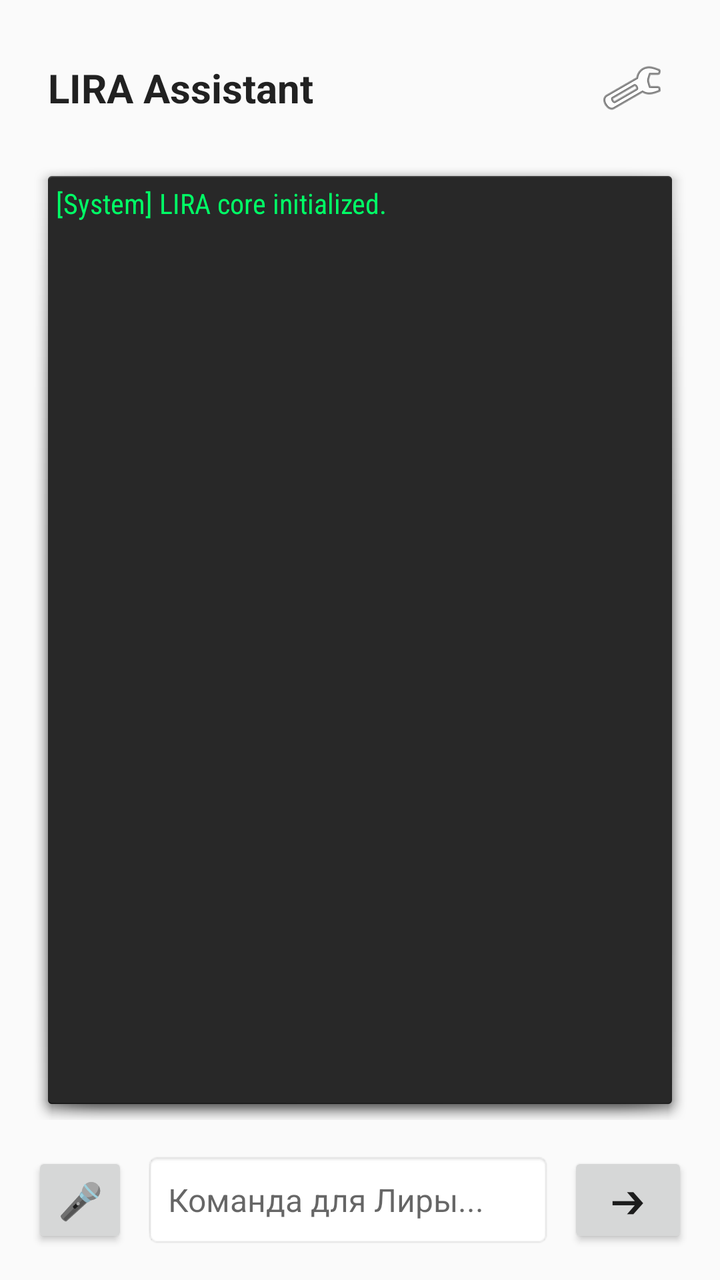
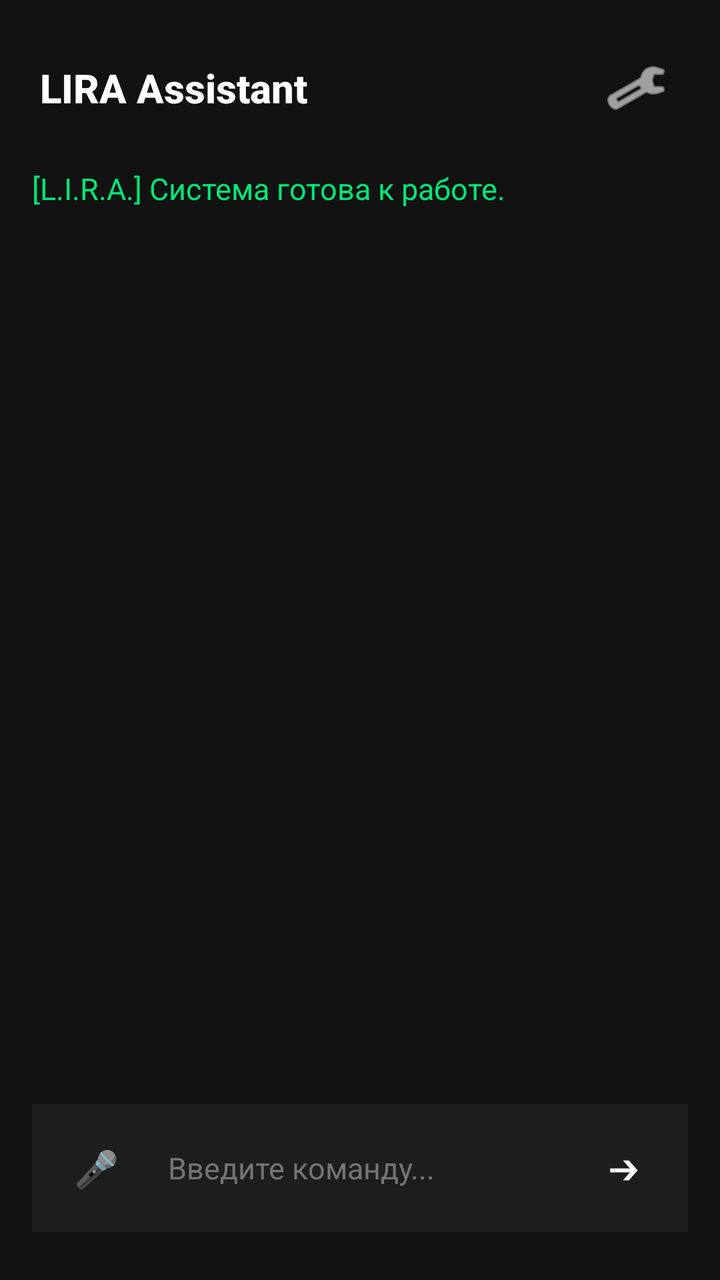

Screens rendered from an Android XML layout before and after an edit, with the pre-edit source and the edit as a unified diff.
<!-- AndroidManifest.xml: application theme Theme.AppCompat.DayNight.NoActionBar -->
<!-- res/layout/activity_main.xml -->
<?xml version="1.0" encoding="utf-8"?>
<LinearLayout xmlns:android="http://schemas.android.com/apk/res/android"
    android:layout_width="match_parent"
    android:layout_height="match_parent"
    android:orientation="vertical"
    android:background="?android:attr/colorBackground"
    android:padding="16dp">

    
    <LinearLayout
        android:layout_width="match_parent"
        android:layout_height="56dp"
        android:orientation="horizontal"
        android:gravity="center_vertical"
        android:paddingHorizontal="8dp">

        <TextView
            android:layout_width="0dp"
            android:layout_height="wrap_content"
            android:layout_weight="1"
            android:text="LIRA Assistant"
            android:textSize="20sp"
            android:textStyle="bold"
            android:textColor="?android:attr/textColorPrimary"/>

        <ImageButton
            android:id="@+id/settingsButton"
            android:layout_width="40dp"
            android:layout_height="40dp"
            android:background="?attr/selectableItemBackgroundBorderless"
            android:src="@android:drawable/ic_menu_manage"
            android:contentDescription="Настройки"/>
    </LinearLayout>

    
    <ScrollView
        android:id="@+id/scrollView"
        android:layout_width="match_parent"
        android:layout_height="0dp"
        android:layout_weight="1"
        android:layout_marginVertical="8dp"
        android:background="@android:drawable/dialog_holo_dark_frame"
        android:padding="12dp">

        <TextView
            android:id="@+id/chatDisplay"
            android:layout_width="match_parent"
            android:layout_height="wrap_content"
            android:text="[System] LIRA core initialized.\n"
            android:textColor="#00FF66"
            android:textSize="14sp"
            android:fontFamily="sans-serif-condensed"/>
    </ScrollView>

    
    <LinearLayout
        android:layout_width="match_parent"
        android:layout_height="wrap_content"
        android:orientation="horizontal"
        android:gravity="center_vertical"
        android:paddingTop="8dp">

        <Button
            android:id="@+id/micButton"
            android:layout_width="48dp"
            android:layout_height="48dp"
            android:text="🎤"
            android:textSize="18sp"
            android:layout_marginEnd="8dp"/>

        <EditText
            android:id="@+id/inputField"
            android:layout_width="0dp"
            android:layout_height="48dp"
            android:layout_weight="1"
            android:background="@android:drawable/editbox_background_normal"
            android:hint="Команда для Лиры..."
            android:paddingHorizontal="12dp"
            android:textSize="16sp"
            android:inputType="text"/>

        <Button
            android:id="@+id/sendButton"
            android:layout_width="60dp"
            android:layout_height="48dp"
            android:layout_marginStart="8dp"
            android:text="➔"
            android:textSize="18sp"/>
    </LinearLayout>
</LinearLayout>
<!-- resources referenced by this layout -->
<resources>

</resources>

<!-- the commit's change to res/layout/activity_main.xml (unified diff, before → after) -->
@@ -3,7 +3,7 @@
     android:layout_width="match_parent"
     android:layout_height="match_parent"
     android:orientation="vertical"
-    android:background="?android:attr/colorBackground"
+    android:background="#121212"
     android:padding="16dp">
 
     
@@ -12,7 +12,7 @@
         android:layout_height="56dp"
         android:orientation="horizontal"
         android:gravity="center_vertical"
-        android:paddingHorizontal="8dp">
+        android:paddingHorizontal="4dp">
 
         <TextView
             android:layout_width="0dp"
@@ -21,14 +21,16 @@
             android:text="LIRA Assistant"
             android:textSize="20sp"
             android:textStyle="bold"
-            android:textColor="?android:attr/textColorPrimary"/>
+            android:textColor="#FFFFFF"
+            android:fontFamily="sans-serif-medium"/>
 
         <ImageButton
             android:id="@+id/settingsButton"
-            android:layout_width="40dp"
-            android:layout_height="40dp"
+            android:layout_width="44dp"
+            android:layout_height="44dp"
             android:background="?attr/selectableItemBackgroundBorderless"
             android:src="@android:drawable/ic_menu_manage"
+            android:tint="#FFFFFF"
             android:contentDescription="Настройки"/>
     </LinearLayout>
 
@@ -38,18 +40,18 @@
         android:layout_width="match_parent"
         android:layout_height="0dp"
         android:layout_weight="1"
-        android:layout_marginVertical="8dp"
-        android:background="@android:drawable/dialog_holo_dark_frame"
-        android:padding="12dp">
+        android:layout_marginVertical="12dp"
+        android:scrollbars="none">
 
         <TextView
             android:id="@+id/chatDisplay"
             android:layout_width="match_parent"
             android:layout_height="wrap_content"
-            android:text="[System] LIRA core initialized.\n"
-            android:textColor="#00FF66"
-            android:textSize="14sp"
-            android:fontFamily="sans-serif-condensed"/>
+            android:text="[L.I.R.A.] Система готова к работе.\n"
+            android:textColor="#00E676"
+            android:textSize="15sp"
+            android:lineSpacingExtra="6dp"
+            android:fontFamily="sans-serif"/>
     </ScrollView>
 
     
@@ -58,7 +60,9 @@
         android:layout_height="wrap_content"
         android:orientation="horizontal"
         android:gravity="center_vertical"
-        android:paddingTop="8dp">
+        android:background="#1E1E1E"
+        android:padding="8dp"
+        android:layout_marginBottom="8dp">
 
         <Button
             android:id="@+id/micButton"
@@ -66,25 +70,29 @@
             android:layout_height="48dp"
             android:text="🎤"
             android:textSize="18sp"
-            android:layout_marginEnd="8dp"/>
+            style="?android:attr/buttonStyleSmall"
+            android:background="?attr/selectableItemBackgroundBorderless"/>
 
         <EditText
             android:id="@+id/inputField"
             android:layout_width="0dp"
             android:layout_height="48dp"
             android:layout_weight="1"
-            android:background="@android:drawable/editbox_background_normal"
-            android:hint="Команда для Лиры..."
+            android:background="@null"
+            android:hint="Введите команду..."
+            android:textColor="#FFFFFF"
+            android:textColorHint="#757575"
             android:paddingHorizontal="12dp"
-            android:textSize="16sp"
+            android:textSize="15sp"
             android:inputType="text"/>
 
         <Button
             android:id="@+id/sendButton"
-            android:layout_width="60dp"
+            android:layout_width="48dp"
             android:layout_height="48dp"
-            android:layout_marginStart="8dp"
             android:text="➔"
-            android:textSize="18sp"/>
+            android:textColor="#FFFFFF"
+            android:textSize="16sp"
+            android:background="?attr/selectableItemBackgroundBorderless"/>
     </LinearLayout>
 </LinearLayout>
